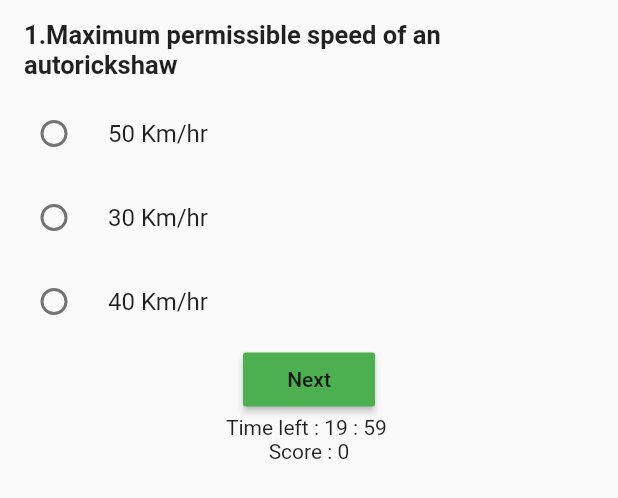
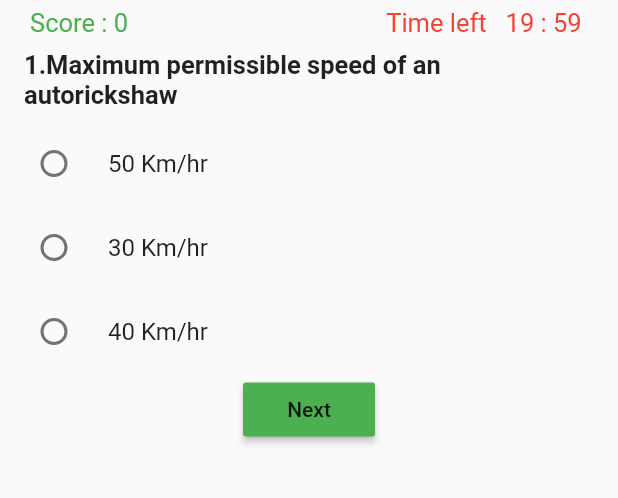
Before and after one commit to sheminanto/learners_app, a Flutter app: the Mock widget shown alone on an empty page, opened directly, after a tap on "Start", on a phone screen of 412 x 824 dp. Shown: the top 498 px of the screen. Run offline on Flutter 3.47's test engine with Material 2 defaults, Android fonts, the phone set to English and light mode, and no system bars; our stand-ins replace shared_preferences; accounts and stored records are empty.

Commit message:
moved time to top

```diff
--- a/lib/mock.dart
+++ b/lib/mock.dart
@@ -162,9 +162,27 @@ class _MockState extends State<Mock> with SingleTickerProviderStateMixin {
     return _index < 20 && !timeout
         ? Container(
             // color: Colors.red,
-            padding: EdgeInsets.only(top: 5),
+            // padding: EdgeInsets.only(top: 5),
             child: Column(
             children: <Widget>[
+              Container(
+                padding: EdgeInsets.only(top: 5, left: 20, right: 20),
+                child: Row(
+                    mainAxisAlignment: MainAxisAlignment.spaceBetween,
+                    children: <Widget>[
+                      Text("Score : $_totalScore",
+                          style: TextStyle(
+                              fontSize: 17,
+                              fontWeight: FontWeight.normal,
+                              color: Colors.green)),
+                      Text("Time left   $min : $sec ",
+                          style: TextStyle(
+                              fontSize: 17,
+                              fontWeight: FontWeight.normal,
+                              color: Colors.red))
+                    ]),
+              ),
+
               ListTile(
                 title: Text(
                     (_index + 1).toString() +
@@ -215,8 +233,7 @@ class _MockState extends State<Mock> with SingleTickerProviderStateMixin {
                   onPressed: _answerQuestion,
                 ),
               ),
-                Text("Time left : $min : $sec "),
-                Text("Score : $_totalScore"),
+
 //                Expanded(
 //
 //                    child: Row(
```
Lines whose indentation alone changed are shown as unchanged.
